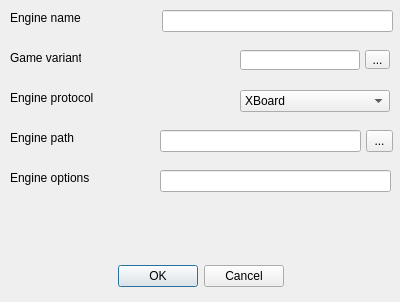
First picture: the form in addenginedialog.ui, repository fire-lizard/QBoard, before the edit.
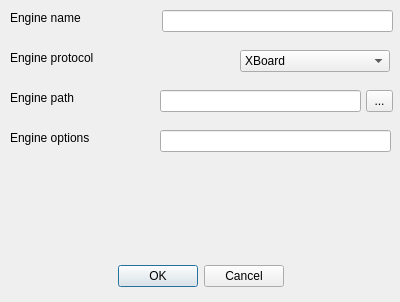
Second picture: the form after the edit.

The edit to the form file:
```diff
--- a/addenginedialog.ui
+++ b/addenginedialog.ui
@@ -59,7 +59,7 @@
    <property name="geometry">
     <rect>
      <x>10</x>
-     <y>90</y>
+     <y>50</y>
      <width>110</width>
      <height>16</height>
     </rect>
@@ -72,7 +72,7 @@
    <property name="geometry">
     <rect>
      <x>240</x>
-     <y>90</y>
+     <y>50</y>
      <width>150</width>
      <height>22</height>
     </rect>
@@ -107,7 +107,7 @@
    <property name="geometry">
     <rect>
      <x>10</x>
-     <y>130</y>
+     <y>90</y>
      <width>110</width>
      <height>16</height>
     </rect>
@@ -120,7 +120,7 @@
    <property name="geometry">
     <rect>
      <x>160</x>
-     <y>130</y>
+     <y>90</y>
      <width>201</width>
      <height>22</height>
     </rect>
@@ -130,7 +130,7 @@
    <property name="geometry">
     <rect>
      <x>366</x>
-     <y>130</y>
+     <y>90</y>
      <width>27</width>
      <height>22</height>
     </rect>
@@ -139,24 +139,11 @@
     <string>...</string>
    </property>
   </widget>
-  <widget class="QLabel" name="labelGameVariant">
-   <property name="geometry">
-    <rect>
-     <x>10</x>
-     <y>50</y>
-     <width>71</width>
-     <height>16</height>
-    </rect>
-   </property>
-   <property name="text">
-    <string>Game variant</string>
-   </property>
-  </widget>
   <widget class="QLabel" name="labelEngineOptions">
    <property name="geometry">
     <rect>
      <x>10</x>
-     <y>170</y>
+     <y>130</y>
      <width>110</width>
      <height>16</height>
     </rect>
@@ -169,38 +156,12 @@
    <property name="geometry">
     <rect>
      <x>160</x>
-     <y>170</y>
+     <y>130</y>
      <width>231</width>
      <height>22</height>
     </rect>
    </property>
   </widget>
-  <widget class="QLineEdit" name="gameVariant">
-   <property name="geometry">
-    <rect>
-     <x>240</x>
-     <y>50</y>
-     <width>120</width>
-     <height>20</height>
-    </rect>
-   </property>
-   <property name="readOnly">
-    <bool>true</bool>
-   </property>
-  </widget>
-  <widget class="QToolButton" name="toolButton_2">
-   <property name="geometry">
-    <rect>
-     <x>365</x>
-     <y>50</y>
-     <width>25</width>
-     <height>19</height>
-    </rect>
-   </property>
-   <property name="text">
-    <string>...</string>
-   </property>
-  </widget>
  </widget>
  <tabstops>
   <tabstop>engineName</tabstop>
```
Left out of the diff: 1 changed line with no effect on the pictures.
